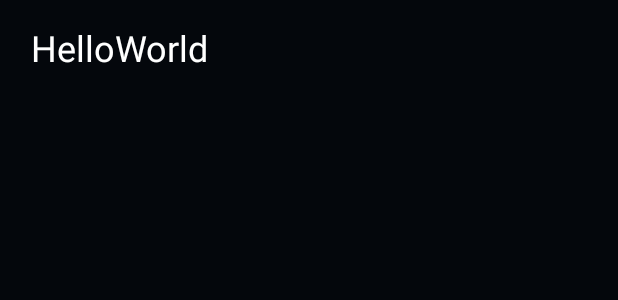
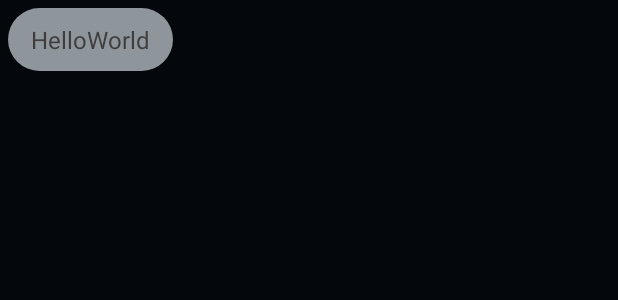
Before and after one commit to Tomll/ThemeStore_3561_New, an Android app: the layout search_hot_label_tv.xml on its own in the app's theme, with its tools: preview values and no code run, on a phone screen of 412 x 824 dp. Shown: the top 300 px of the screen. Run offline under Robolectric (Android 15) with nearby library versions, the phone set to English and light mode, and no system bars.

Commit message:
add search history and search hot
Change-Id: I10519a8ba53e9992541aad0c574d85f646d217a0

```diff
--- a/app/build.gradle
+++ b/app/build.gradle
@@ -1,12 +1,12 @@
 apply plugin: 'com.android.application'
-apply from: '../../../scripts/android_gradle/compile.gradle'
-apply from: '../../../scripts/android_gradle/android_app.gradle'
+//apply from: '../../../scripts/android_gradle/compile.gradle'
+//apply from: '../../../scripts/android_gradle/android_app.gradle'
 
 android {
     compileSdkVersion 25
     buildToolsVersion "25.0.3"
     defaultConfig {
-        applicationId "com.mapbar.wesmart.themestore"
+        applicationId "com.mapbar.wesmart.themestore2"
         minSdkVersion 21
         targetSdkVersion 23
         versionCode 1
--- a/app/src/main/res/layout/fragment_search.xml
+++ b/app/src/main/res/layout/fragment_search.xml
@@ -109,8 +109,7 @@
                 style="@style/textAppearanceXXXLarge"
                 android:layout_width="wrap_content"
                 android:layout_height="wrap_content"
-                android:text="@string/search_history"
-                android:textColor="@color/deep_gray" />
+                android:text="@string/search_history" />
 
             <TextView
                 android:id="@+id/clear_search_history"
@@ -136,8 +135,7 @@
                 android:layout_height="wrap_content"
                 android:layout_below="@+id/flow_layout_history"
                 android:layout_marginTop="20px"
-                android:text="@string/search_hot"
-                android:textColor="@color/deep_gray" />
+                android:text="@string/search_hot" />
 
             <com.mapbar.wesmart.themestore.widget.FlowLayout
                 android:id="@+id/flow_layout_hot"
--- a/app/src/main/res/layout/search_history_label_tv.xml
+++ b/app/src/main/res/layout/search_history_label_tv.xml
@@ -12,6 +12,6 @@
     android:paddingTop="10dp"
     android:text="HelloWorld"
     android:textColor="#3f3e3e"
-    android:textSize="18sp">
+    android:textSize="16sp">
 
 </TextView>
--- a/app/src/main/res/layout/search_hot_label_tv.xml
+++ b/app/src/main/res/layout/search_hot_label_tv.xml
@@ -1,14 +1,17 @@
 <?xml version="1.0" encoding="utf-8"?>
 <TextView xmlns:android="http://schemas.android.com/apk/res/android"
-    style="@style/textAppearanceXXXLarge"
     android:layout_width="wrap_content"
-    android:textColor="@drawable/txt_color_state"
     android:layout_height="wrap_content"
     android:layout_margin="5dp"
+    android:background="@drawable/search_history_label"
+    android:ellipsize="end"
+    android:maxLines="1"
     android:paddingBottom="10dp"
     android:paddingLeft="15dp"
     android:paddingRight="15dp"
     android:paddingTop="10dp"
-    android:text="HelloWorld">
+    android:text="HelloWorld"
+    android:textColor="#3f3e3e"
+    android:textSize="16sp">
 
 </TextView>
--- a/settings.gradle
+++ b/settings.gradle
@@ -1,2 +1,3 @@
-include ':AutoaiThemeStore'
-project(":AutoaiThemeStore").projectDir = file("../AutoaiThemeStore/app")
+include ':app'
+//include ':AutoaiThemeStore'
+//project(":AutoaiThemeStore").projectDir = file("../AutoaiThemeStore/app")
```
